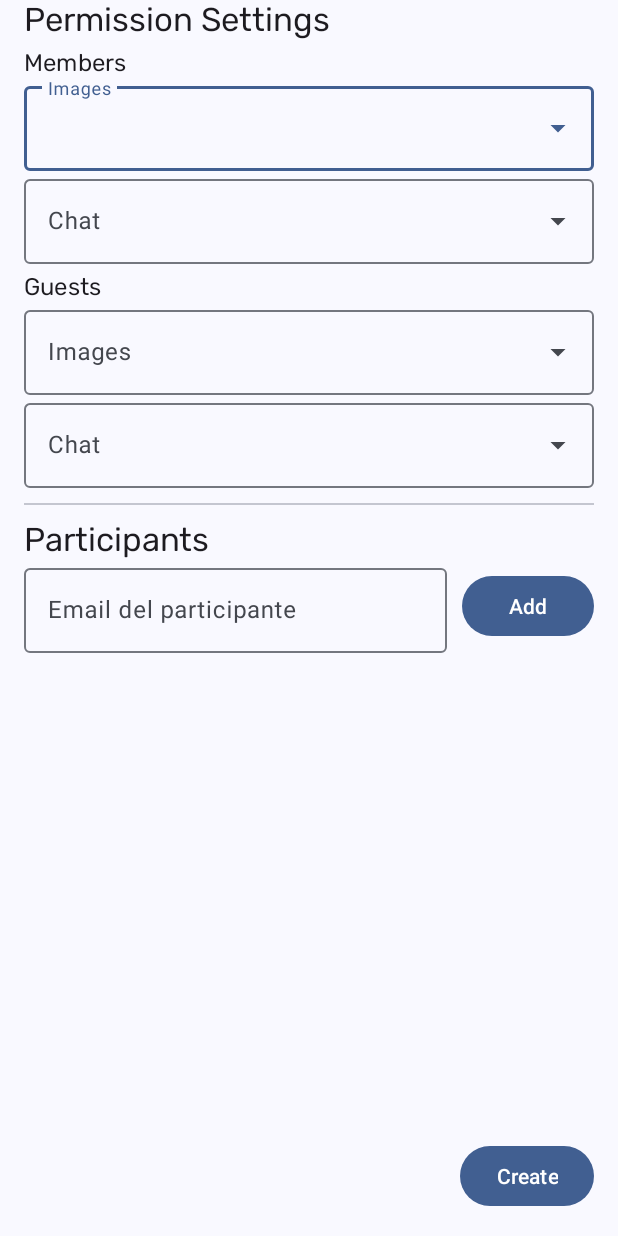
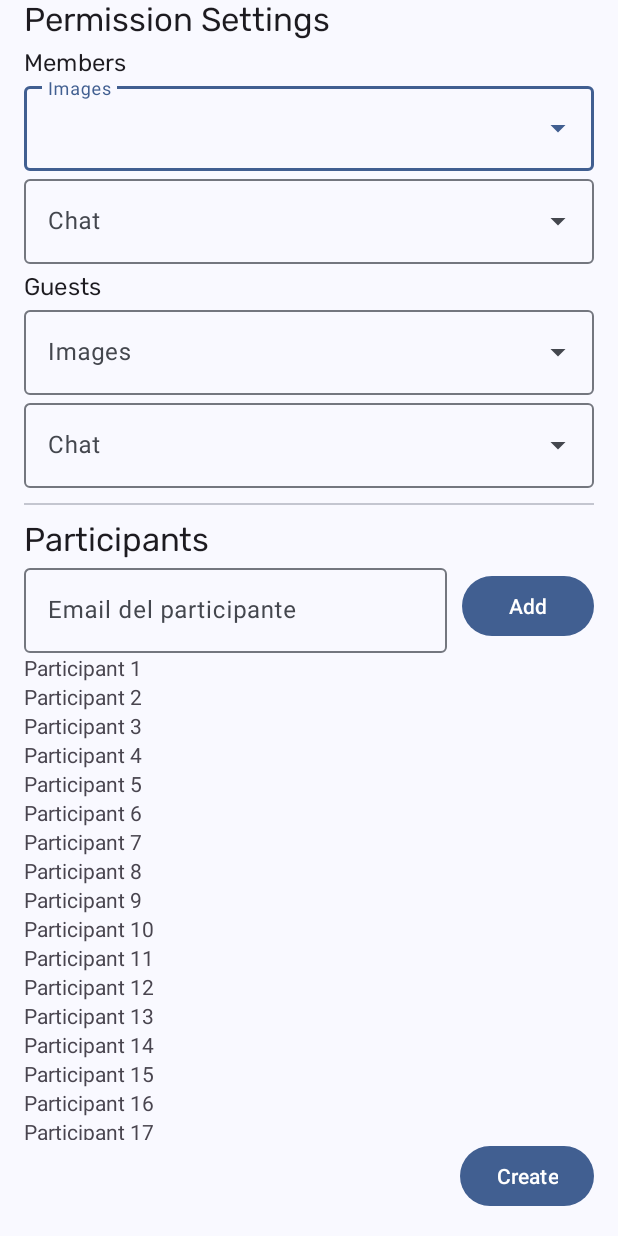
Before and after one commit to AbelMH1/ShareIt, an Android app: the fragment AlbumCreationSharedFragment shown on its own in the app's theme, on a phone screen of 412 x 824 dp. Run offline under Robolectric (Android 15) with nearby library versions, the light colour scheme and no system bars.

Commit message:
Añadido esqueleto para el adapter de los participantes de un álbum

```diff
--- /dev/null
+++ b/app/src/main/java/uniovi/eii/shareit/ui/adapter/ParticipantsListAdapter.kt
@@ -0,0 +1,42 @@
+package uniovi.eii.shareit.ui.adapter
+
+import android.util.Log
+import android.view.LayoutInflater
+import android.view.ViewGroup
+import androidx.recyclerview.widget.RecyclerView
+import uniovi.eii.shareit.databinding.LineRecyclerViewParticipantBinding
+import uniovi.eii.shareit.ui.album.placeholder.PlaceholderContent.PlaceholderItem
+
+/**
+ * [RecyclerView.Adapter] that can display a [PlaceholderItem].
+ * TODO: Replace the implementation with code for your data type.
+ */
+class ParticipantsListAdapter(
+    private val participantsList: List<PlaceholderItem> = emptyList(),
+) : RecyclerView.Adapter<ParticipantsListAdapter.ParticipantViewHolder>() {
+
+    override fun onCreateViewHolder(parent: ViewGroup, viewType: Int): ParticipantViewHolder {
+        return ParticipantViewHolder(
+            LineRecyclerViewParticipantBinding.inflate(
+                LayoutInflater.from(parent.context), parent, false
+            )
+        )
+    }
+
+    override fun getItemCount(): Int = participantsList.size
+
+    override fun onBindViewHolder(holder: ParticipantViewHolder, position: Int) {
+        val participant = participantsList[position]
+        Log.i("Lista", "Visualiza elemento: $participant")
+        holder.assignValuesToComponents(participant)
+    }
+
+    inner class ParticipantViewHolder(binding: LineRecyclerViewParticipantBinding) :
+        RecyclerView.ViewHolder(binding.root) {
+        private val participantText = binding.textView2
+
+        fun assignValuesToComponents(participant: PlaceholderItem) {
+            participantText.text = "Participant ${participant.id}"
+        }
+    }
+}
--- a/app/src/main/java/uniovi/eii/shareit/ui/album/creation/AlbumCreationSharedFragment.kt
+++ b/app/src/main/java/uniovi/eii/shareit/ui/album/creation/AlbumCreationSharedFragment.kt
@@ -11,9 +11,12 @@ import androidx.core.view.MenuProvider
 import androidx.fragment.app.Fragment
 import androidx.fragment.app.activityViewModels
 import androidx.navigation.fragment.findNavController
+import androidx.recyclerview.widget.LinearLayoutManager
 import com.google.android.material.appbar.MaterialToolbar
 import uniovi.eii.shareit.R
 import uniovi.eii.shareit.databinding.FragmentAlbumCreationSharedBinding
+import uniovi.eii.shareit.ui.adapter.ParticipantsListAdapter
+import uniovi.eii.shareit.ui.album.placeholder.PlaceholderContent
 
 class AlbumCreationSharedFragment : Fragment() {
 
@@ -26,6 +29,9 @@ class AlbumCreationSharedFragment : Fragment() {
         savedInstanceState: Bundle?
     ): View {
         _binding = FragmentAlbumCreationSharedBinding.inflate(inflater, container, false)
+
+        binding.recyclerParticipants.layoutManager = LinearLayoutManager(context)
+        binding.recyclerParticipants.adapter = ParticipantsListAdapter(PlaceholderContent.ITEMS)
 
         binding.createBtn.setOnClickListener {
             findNavController().navigateUp()
--- a/app/src/main/java/uniovi/eii/shareit/ui/album/information/display/AlbumInformationParticipantsFragment.kt
+++ b/app/src/main/java/uniovi/eii/shareit/ui/album/information/display/AlbumInformationParticipantsFragment.kt
@@ -6,8 +6,11 @@ import android.view.View
 import android.view.ViewGroup
 import androidx.fragment.app.Fragment
 import androidx.fragment.app.activityViewModels
+import androidx.recyclerview.widget.LinearLayoutManager
 import uniovi.eii.shareit.databinding.FragmentAlbumInformationParticipantsBinding
+import uniovi.eii.shareit.ui.adapter.ParticipantsListAdapter
 import uniovi.eii.shareit.ui.album.information.AlbumInformationViewModel
+import uniovi.eii.shareit.ui.album.placeholder.PlaceholderContent
 
 class AlbumInformationParticipantsFragment : Fragment() {
 
@@ -25,6 +28,8 @@ class AlbumInformationParticipantsFragment : Fragment() {
     ): View {
         _binding = FragmentAlbumInformationParticipantsBinding.inflate(inflater, container, false)
 
+        binding.recyclerParticipants.layoutManager = LinearLayoutManager(context)
+        binding.recyclerParticipants.adapter = ParticipantsListAdapter(PlaceholderContent.ITEMS)
 
         return binding.root
     }
--- a/app/src/main/res/layout/fragment_album_information_participants.xml
+++ b/app/src/main/res/layout/fragment_album_information_participants.xml
@@ -4,10 +4,6 @@
     android:layout_width="match_parent"
     android:layout_height="match_parent"
     tools:context=".ui.album.information.display.AlbumInformationParticipantsFragment">
-
-    <androidx.core.widget.NestedScrollView
-        android:layout_width="match_parent"
-        android:layout_height="match_parent">
 
     <LinearLayout
         android:layout_width="match_parent"
@@ -23,8 +19,8 @@
             android:text="@string/label_participants" />
 
         <androidx.recyclerview.widget.RecyclerView
+            android:id="@+id/recyclerParticipants"
             android:layout_width="match_parent"
             android:layout_height="wrap_content" />
     </LinearLayout>
-    </androidx.core.widget.NestedScrollView>
 </androidx.constraintlayout.widget.ConstraintLayout>
--- /dev/null
+++ b/app/src/main/res/layout/line_recycler_view_participant.xml
@@ -0,0 +1,11 @@
+<?xml version="1.0" encoding="utf-8"?>
+<LinearLayout xmlns:android="http://schemas.android.com/apk/res/android"
+    android:layout_width="match_parent"
+    android:layout_height="wrap_content">
+
+    <TextView
+        android:id="@+id/textView2"
+        android:layout_width="0dp"
+        android:layout_height="wrap_content"
+        android:layout_weight="1" />
+</LinearLayout>
```
Lines whose indentation alone changed are shown as unchanged.
